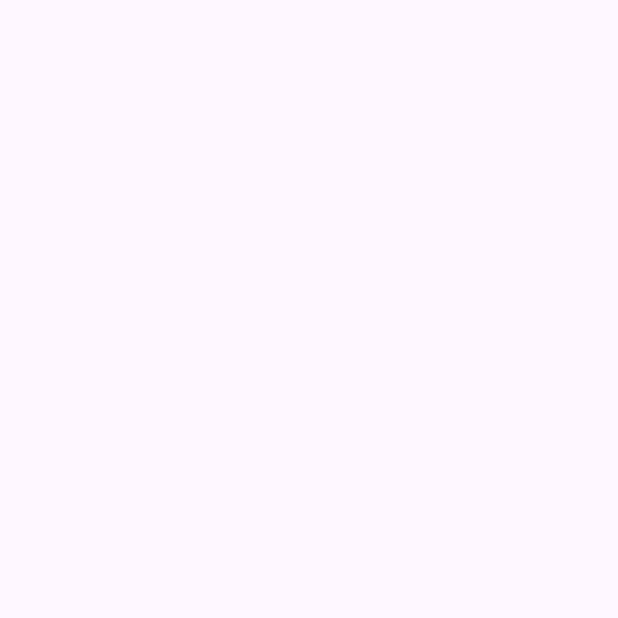
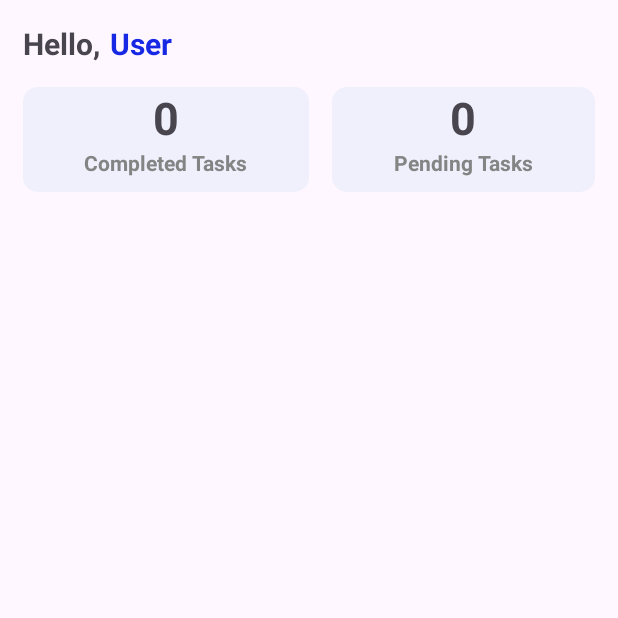
Before and after one commit to sunnylam9876/TaskManager-Android, an Android app: the DashBoard screen opened directly, with no data from a screen before it, on a phone screen of 412 x 824 dp, the top half of it. Before the commit the part shown is empty. Run offline under Robolectric (Android 15) with nearby library versions, the phone set to English and light mode, and no system bars.

Commit message:
partly created dashboard page
Only partly created dashboard page

```diff
--- /dev/null
+++ b/app/src/main/res/drawable/background.xml
@@ -0,0 +1,10 @@
+<?xml version="1.0" encoding="utf-8"?>
+<selector xmlns:android="http://schemas.android.com/apk/res/android">
+    <item>
+        <shape android:shape="rectangle">
+            <solid android:color="@color/grey" />
+            <corners android:radius="10dp" />
+        </shape>
+
+    </item>
+</selector>
--- /dev/null
+++ b/app/src/main/res/drawable/top_dashboard_background.xml
@@ -0,0 +1,9 @@
+<?xml version="1.0" encoding="utf-8"?>
+<selector xmlns:android="http://schemas.android.com/apk/res/android">
+    <item>
+        <shape android:shape="rectangle">
+            <corners android:bottomRightRadius="50dp" android:bottomLeftRadius="50dp"></corners>
+            <solid android:color="@color/purple_two"></solid>
+        </shape>
+    </item>
+</selector>
--- a/app/src/main/res/layout/activity_dashboard.xml
+++ b/app/src/main/res/layout/activity_dashboard.xml
@@ -13,6 +13,102 @@
         <LinearLayout
             android:layout_width="match_parent"
             android:layout_height="wrap_content"
-            android:orientation="vertical" />
+            android:orientation="vertical" >
+
+            <LinearLayout
+                android:layout_width="match_parent"
+                android:layout_height="match_parent"
+                android:orientation="horizontal">
+
+                <TextView
+                    android:id="@+id/textView4"
+                    android:layout_width="wrap_content"
+                    android:layout_height="wrap_content"
+                    android:layout_marginStart="15dp"
+                    android:layout_marginTop="15dp"
+                    android:text="Hello, "
+                    android:textSize="20sp"
+                    android:textStyle="bold" />
+
+                <TextView
+                    android:id="@+id/textView6"
+                    android:layout_width="wrap_content"
+                    android:layout_height="wrap_content"
+                    android:layout_marginStart="2dp"
+                    android:layout_marginTop="15dp"
+                    android:layout_weight="1"
+                    android:text="User"
+                    android:textColor="@color/blue"
+                    android:textSize="20sp"
+                    android:textStyle="bold" />
+
+            </LinearLayout>
+
+            <LinearLayout
+                android:layout_width="match_parent"
+                android:layout_height="match_parent"
+                android:layout_marginTop="15dp"
+                android:orientation="horizontal">
+
+                <LinearLayout
+                    android:layout_width="match_parent"
+                    android:layout_height="match_parent"
+                    android:layout_marginLeft="15dp"
+                    android:layout_weight="1"
+                    android:background="@drawable/background"
+                    android:orientation="vertical">
+
+                    <TextView
+                        android:id="@+id/textView8"
+                        android:layout_width="match_parent"
+                        android:layout_height="wrap_content"
+                        android:gravity="center_horizontal"
+                        android:text="0"
+                        android:textSize="30sp"
+                        android:textStyle="bold" />
+
+                    <TextView
+                        android:id="@+id/textView9"
+                        android:layout_width="wrap_content"
+                        android:layout_height="wrap_content"
+                        android:layout_gravity="center_horizontal"
+                        android:layout_marginBottom="10dp"
+                        android:text="Completed Tasks"
+                        android:textColor="@color/dark_grey"
+                        android:textStyle="bold" />
+                </LinearLayout>
+
+                <LinearLayout
+                    android:layout_width="match_parent"
+                    android:layout_height="match_parent"
+                    android:layout_marginLeft="15dp"
+                    android:layout_marginRight="15dp"
+                    android:layout_weight="1"
+                    android:background="@drawable/background"
+                    android:orientation="vertical">
+
+                    <TextView
+                        android:id="@+id/textView10"
+                        android:layout_width="match_parent"
+                        android:layout_height="wrap_content"
+                        android:gravity="center_horizontal"
+                        android:text="0"
+                        android:textSize="30sp"
+                        android:textStyle="bold" />
+
+                    <TextView
+                        android:id="@+id/textView12"
+                        android:layout_width="match_parent"
+                        android:layout_height="wrap_content"
+                        android:layout_gravity="center_horizontal"
+                        android:layout_marginBottom="10dp"
+                        android:gravity="center_horizontal"
+                        android:text="Pending Tasks"
+                        android:textColor="@color/dark_grey"
+                        android:textStyle="bold" />
+                </LinearLayout>
+            </LinearLayout>
+
+        </LinearLayout>
     </ScrollView>
 </androidx.constraintlayout.widget.ConstraintLayout>
--- a/app/src/main/res/values/colors.xml
+++ b/app/src/main/res/values/colors.xml
@@ -8,4 +8,5 @@
     <color name="purple">#6917E5</color>
     <color name="purple_two">#7D71FF</color>
     <color name="grey">#EFF0FC</color>
+    <color name="dark_grey">#838585</color>
 </resources>
```
Also changed, not shown: app/src/main/res/computer-icons-mobile.png (added).
